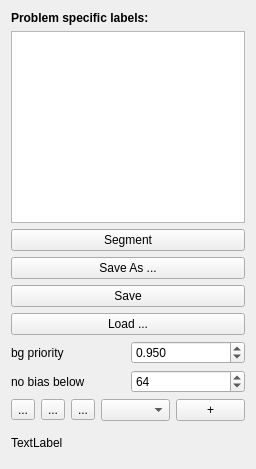
First picture: the form in workflows/carving/carvingDrawer.ui, repository ilastik/ilastik, before the edit.
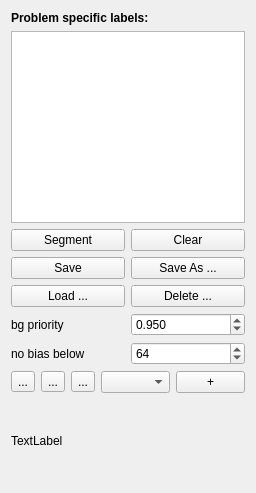
Second picture: the form after the edit. Custom widgets are drawn as their Qt base class.

Commit message: carving: many bugfixes, add 'delete' and 'clear' options, general cleanup

Patch:
```diff
--- a/workflows/carving/carvingDrawer.ui
+++ b/workflows/carving/carvingDrawer.ui
@@ -7,7 +7,7 @@
     <x>0</x>
     <y>0</y>
     <width>256</width>
-    <height>469</height>
+    <height>493</height>
    </rect>
   </property>
   <property name="sizePolicy">
@@ -56,6 +56,8 @@
     </widget>
    </item>
    <item>
+    <layout class="QHBoxLayout" name="horizontalLayout_6">
+     <item>
     <widget class="QPushButton" name="segment">
      <property name="text">
       <string>Segment</string>
@@ -63,12 +65,16 @@
     </widget>
    </item>
    <item>
-    <widget class="QPushButton" name="saveAs">
+      <widget class="QPushButton" name="clear">
      <property name="text">
-      <string>Save As ...</string>
+        <string>Clear</string>
      </property>
     </widget>
    </item>
+    </layout>
+   </item>
+   <item>
+    <layout class="QHBoxLayout" name="horizontalLayout_4">
    <item>
     <widget class="QPushButton" name="save">
      <property name="text">
@@ -77,11 +83,31 @@
     </widget>
    </item>
    <item>
+      <widget class="QPushButton" name="saveAs">
+       <property name="text">
+        <string>Save As ...</string>
+       </property>
+      </widget>
+     </item>
+    </layout>
+   </item>
+   <item>
+    <layout class="QHBoxLayout" name="horizontalLayout_5">
+     <item>
     <widget class="QPushButton" name="load">
      <property name="text">
       <string>Load ...</string>
      </property>
     </widget>
+     </item>
+     <item>
+      <widget class="QPushButton" name="deleteObject">
+       <property name="text">
+        <string>Delete ...</string>
+       </property>
+      </widget>
+     </item>
+    </layout>
    </item>
    <item>
     <layout class="QHBoxLayout" name="horizontalLayout_3">
```
Lines whose indentation alone changed are shown as unchanged. The commit also changes 1 other file.
